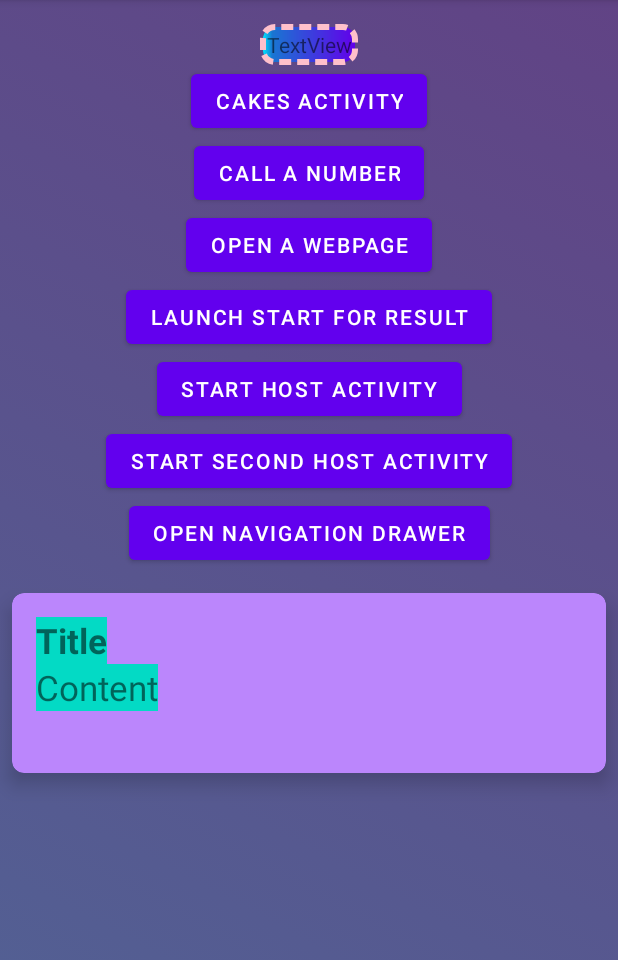
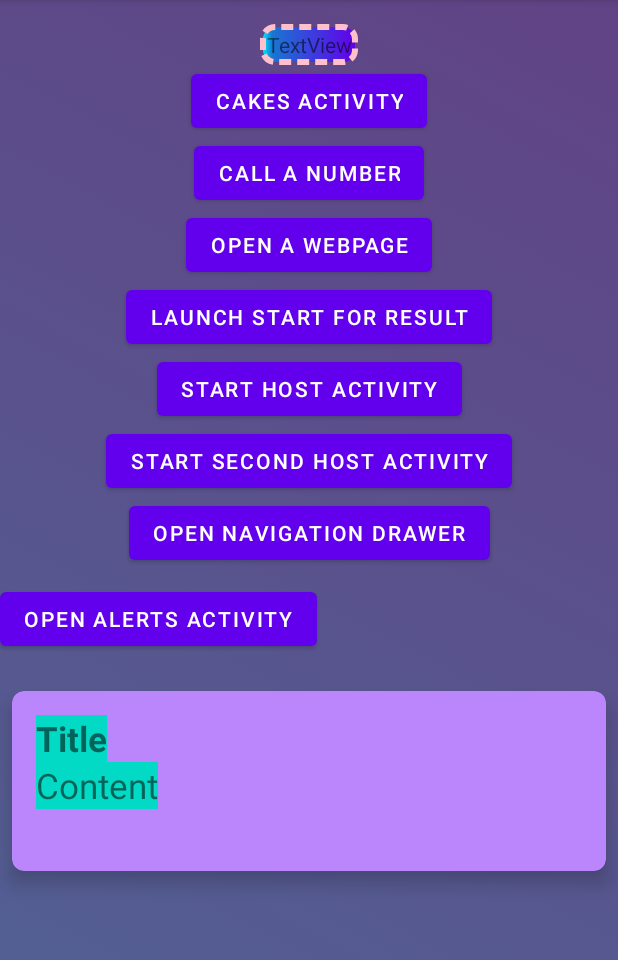
Before and after one commit to magdamiu/AndroidFundamentalsFall2021, an Android app: the screen it shows after launch (LearnActivity), on a phone screen of 412 x 824 dp, the part 84-1044 px from its top. Run offline under Robolectric (Android 15) with nearby library versions, the phone set to English and light mode, and no system bars.

Commit message:
alert dialogs for date and time pickers

```diff
--- a/app/src/main/AndroidManifest.xml
+++ b/app/src/main/AndroidManifest.xml
@@ -12,6 +12,9 @@
         android:supportsRtl="true"
         android:theme="@style/Theme.AndroidFundamentalsFall2021">
         <activity
+            android:name=".fragment.AlertsActivity"
+            android:exported="false" />
+        <activity
             android:name=".navigation.NavActivity"
             android:exported="false"
             android:label="@string/title_activity_nav"
@@ -19,7 +22,7 @@
         <activity
             android:name=".fragment.SecondHostActivity"
             android:exported="false"
-            android:parentActivityName=".LearnActivity"/>
+            android:parentActivityName=".LearnActivity" />
         <activity
             android:name=".fragment.HostActivity"
             android:exported="false" />
--- a/app/src/main/java/com/magdamiu/androidfundamentalsfall2021/LearnActivity.java
+++ b/app/src/main/java/com/magdamiu/androidfundamentalsfall2021/LearnActivity.java
@@ -17,6 +17,7 @@ import android.view.View;
 import android.widget.LinearLayout;
 import android.widget.Toast;
 
+import com.magdamiu.androidfundamentalsfall2021.fragment.AlertsActivity;
 import com.magdamiu.androidfundamentalsfall2021.fragment.HostActivity;
 import com.magdamiu.androidfundamentalsfall2021.fragment.SecondHostActivity;
 import com.magdamiu.androidfundamentalsfall2021.navigation.NavActivity;
@@ -153,4 +154,9 @@ public class LearnActivity extends AppCompatActivity {
         Intent startNavActivity = new Intent(LearnActivity.this, NavActivity.class);
         startActivity(startNavActivity);
     }
+
+    public void openAlertsActivityOnClick(View view) {
+        Intent alertsActivity = new Intent(LearnActivity.this, AlertsActivity.class);
+        startActivity(alertsActivity);
+    }
 }
--- a/app/src/main/res/layout/activity_learn.xml
+++ b/app/src/main/res/layout/activity_learn.xml
@@ -94,7 +94,7 @@
         android:layout_width="0dp"
         android:layout_height="120dp"
         android:layout_marginStart="8dp"
-        android:layout_marginTop="16dp"
+        android:layout_marginTop="24dp"
         android:layout_marginEnd="8dp"
         android:clickable="true"
         android:foreground="?android:attr/selectableItemBackground"
@@ -103,7 +103,7 @@
         app:cardElevation="8dp"
         app:layout_constraintEnd_toEndOf="parent"
         app:layout_constraintStart_toStartOf="parent"
-        app:layout_constraintTop_toBottomOf="@+id/button12">
+        app:layout_constraintTop_toBottomOf="@+id/button15">
 
         <LinearLayout
             android:layout_width="match_parent"
@@ -125,5 +125,15 @@
         </LinearLayout>
     </androidx.cardview.widget.CardView>
 
+    <Button
+        android:id="@+id/button15"
+        android:layout_width="wrap_content"
+        android:layout_height="wrap_content"
+        android:layout_marginTop="9dp"
+        android:text="@string/open_alerts_activity"
+        android:onClick="openAlertsActivityOnClick"
+        app:layout_constraintTop_toBottomOf="@+id/button12"
+        tools:layout_editor_absoluteX="173dp" />
+
 
 </androidx.constraintlayout.widget.ConstraintLayout>
--- a/app/src/main/res/values/strings.xml
+++ b/app/src/main/res/values/strings.xml
@@ -78,4 +78,8 @@ ConstraintLayout* - position and size widgets in a flexible way
     <string name="open_navigation_drawer">Open Navigation Drawer</string>
     <string name="title">Title</string>
     <string name="content">Content</string>
+    <string name="datepicker_sample">DatePicker Sample</string>
+    <string name="open_datepicker">Open DatePicker</string>
+    <string name="open_alerts_activity">Open Alerts Activity</string>
+    <string name="open_timepicker">Open TimePicker</string>
 </resources>
```
Also changed, not shown: app/src/main/java/com/magdamiu/androidfundamentalsfall2021/fragment/AlertsActivity.java (added, +64 -0 lines), app/src/main/res/layout/activity_alerts.xml (added, +59 -0 lines).
